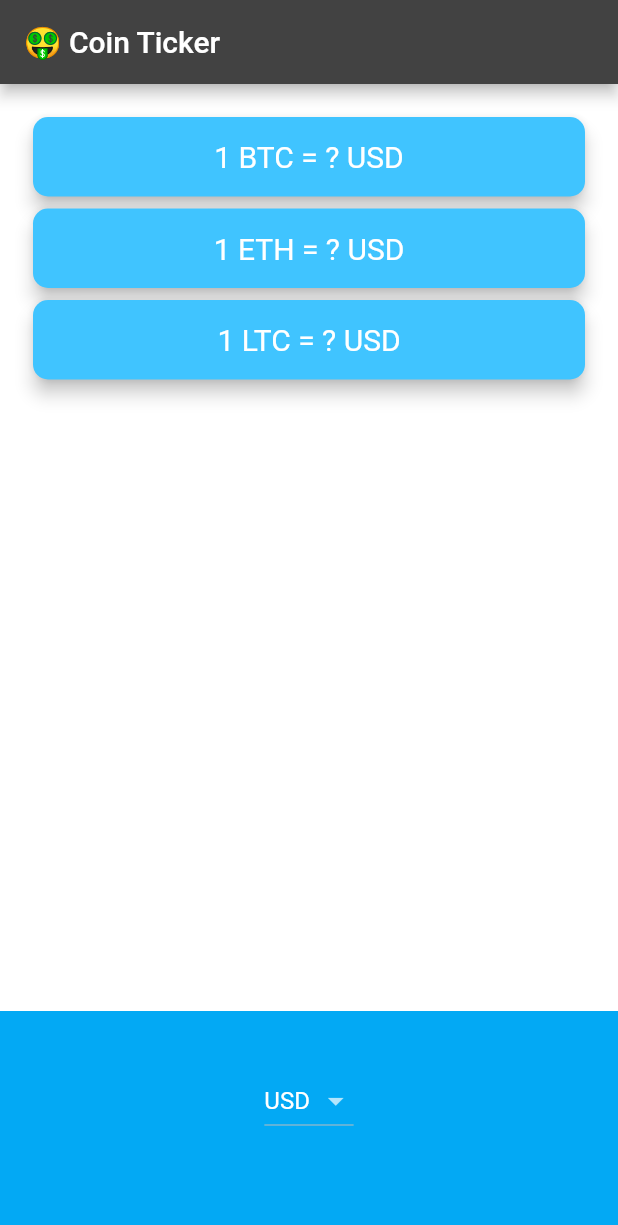
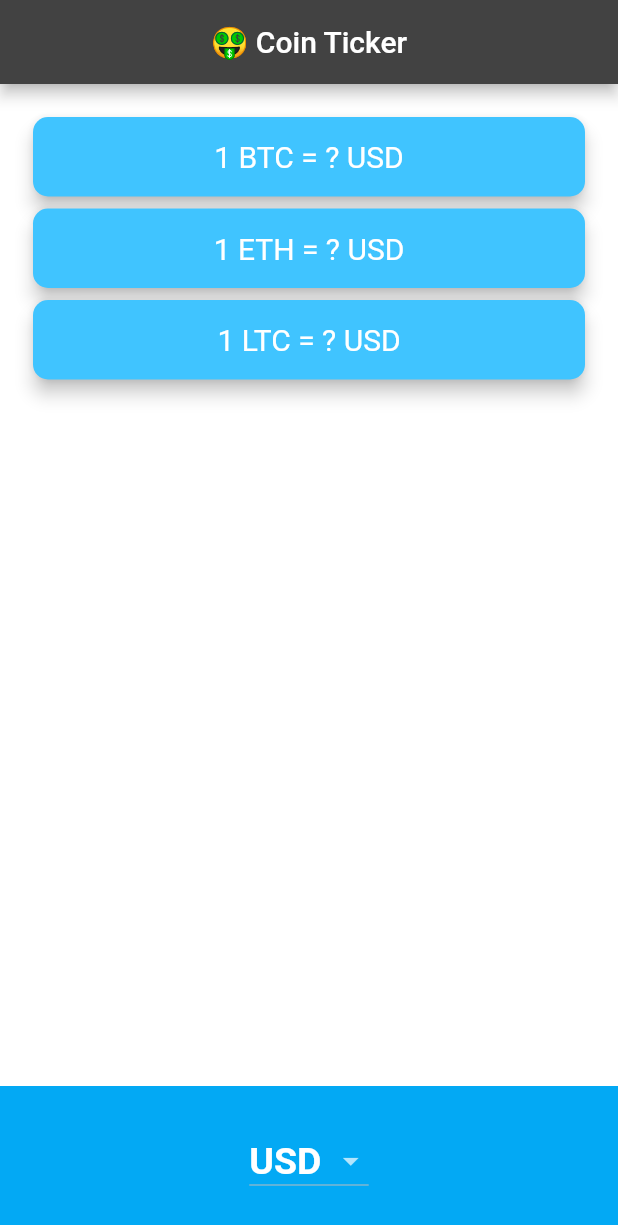
Before and after one commit to AbdeldjalilChougui/bitcoin_ticker_app, a Flutter app: the screen it shows after launch, on a phone screen of 412 x 824 dp. Shown: the top 1225 px of the screen. Run offline on Flutter 3.47's test engine with Material 2 defaults, Android fonts, the phone set to English and light mode, and no system bars; network calls fail.

Commit message:
commit price screen ui update

```diff
--- a/lib/price_screen.dart
+++ b/lib/price_screen.dart
@@ -18,7 +18,7 @@ class _PriceScreenState extends State<PriceScreen> {
     List<DropdownMenuItem<String>> dropdownItems = [];
     for (String currency in currenciesList) {
       var newItem = DropdownMenuItem(
-        child: Text(currency),
+        child: Text(currency, style: TextStyle(fontWeight: FontWeight.bold, fontSize: 25)),
         value: currency,
       );
       dropdownItems.add(newItem);
@@ -76,7 +76,7 @@ class _PriceScreenState extends State<PriceScreen> {
     getData();
   }
 
-  List<CryptoCard> gett () {
+  List<CryptoCard> get () {
     List<CryptoCard> cards = [];
     for (String crypto in cryptoList)
     {
@@ -96,6 +96,7 @@ class _PriceScreenState extends State<PriceScreen> {
     return Scaffold(
       appBar: AppBar(
         title: Text('🤑 Coin Ticker'),
+        centerTitle: true,
       ),
       body: Column(
         mainAxisAlignment: MainAxisAlignment.spaceBetween,
@@ -105,13 +106,13 @@ class _PriceScreenState extends State<PriceScreen> {
             padding: EdgeInsets.fromLTRB(18.0, 18.0, 18.0, 0),
             child: Column(
               crossAxisAlignment: CrossAxisAlignment.stretch,
-              children: gett(),
+              children: get(),
             ),
           ),
           Container(
-            height: 150.0,
+            height: 100.0,
             alignment: Alignment.center,
-            padding: EdgeInsets.only(bottom: 30.0),
+            padding: EdgeInsets.only(bottom: 0.0),
             color: Colors.lightBlue,
             child: Platform.isAndroid ? androidDropDown() : iOSPicker(),
           ),
```
